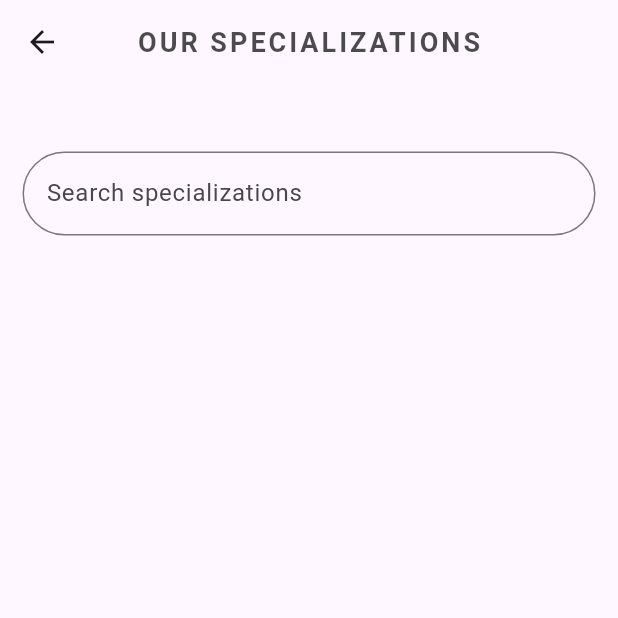
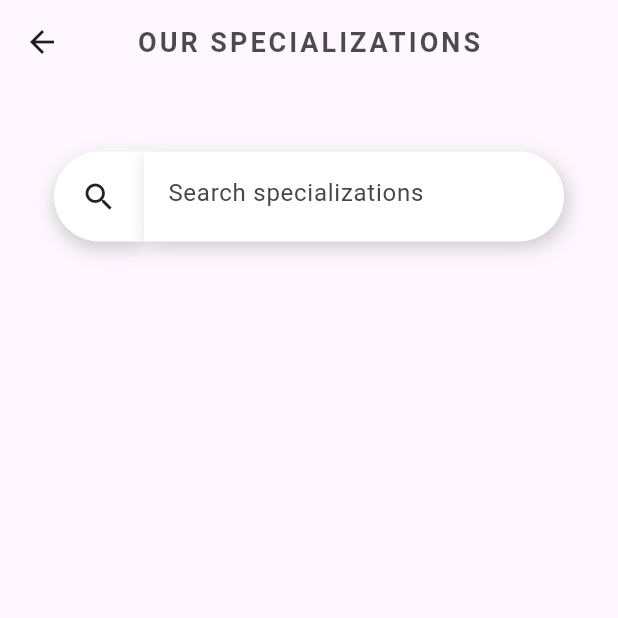
Before and after one commit to Alto-b/medilink-app, a Flutter app: the SpecializationPage screen opened directly, on a phone screen of 412 x 824 dp, the top half of it. Run offline on Flutter 3.47's test engine with Material 2 defaults, Android fonts, the phone set to English and light mode, and no system bars; our stand-ins replace carousel_slider, flutter_slidable, font_awesome_flutter, google_fonts, google_maps_flutter, hive and 4 more; missing offline and left inert: email_auth, navigator; accounts and stored records are empty; network calls fail; Roboto replaces fonts that are missing (Play).

Commit message:
search box updated

```diff
--- a/lib/user/pages/specializations.dart
+++ b/lib/user/pages/specializations.dart
@@ -40,11 +40,61 @@ final  TextEditingController _searchController = TextEditingController();
 
                   //search field
                   SizedBox(height: 30,),
+                  // TextField(
+                  //   controller: _searchController,
+                  //   decoration: InputDecoration(
+                  //       border: OutlineInputBorder(
+                  //         borderRadius: BorderRadius.circular(50)
+                  //       ),
+                  //       hintText: "Search specializations"
+                  //   ),
+                  //   onChanged: (query) {
+                  //     setState(() {
+
+                  //     });
+                  //   },
+                  // ),
+                  Row(
+                  mainAxisAlignment: MainAxisAlignment.center,
+                  mainAxisSize: MainAxisSize.min,
+                  children: [
+                    Container(
+                      height: 60,
+                      width: 60,
+
+                      decoration: BoxDecoration(color: const Color.fromARGB(255, 255, 255, 255),
+                       borderRadius: BorderRadius.only(topLeft: Radius.circular(30),bottomLeft: Radius.circular(30)),
+                       boxShadow: [
+                          BoxShadow(
+                            color: Colors.grey.withOpacity(0.5),
+                            blurRadius: 10,
+                            offset: Offset(0, 5)
+                          )
+                        ]
+                      ),
+                        child: Icon(Icons.search),
+                    ),
+                    Container(
+                      height: 60,
+                      width: 280,
+                      decoration: BoxDecoration(
+                        color: Color.fromARGB(255, 255, 255, 255),
+                        borderRadius: BorderRadius.only(topRight: Radius.circular(30),bottomRight: Radius.circular(30)),
+                        boxShadow: [
+                          BoxShadow(
+                            color: Colors.grey.withOpacity(0.5),
+                            blurRadius: 10,
+                            offset: Offset(3, 4)
+                          )
+                        ]
+                      ),
+                      child:
                           TextField(
                             controller: _searchController,
                             decoration: InputDecoration(
                                 border: OutlineInputBorder(
-                          borderRadius: BorderRadius.circular(50)
+                                  borderRadius: BorderRadius.circular(50),
+                                  borderSide: BorderSide.none
                                 ),
                                 hintText: "Search specializations"
                             ),
@@ -53,6 +103,10 @@ final  TextEditingController _searchController = TextEditingController();
 
                               });
                             },
+                          ),
+
+                    ),
+                  ],
                 ),
                   SizedBox(height: 40,),
 
```
Lines whose indentation alone changed are shown as unchanged.
